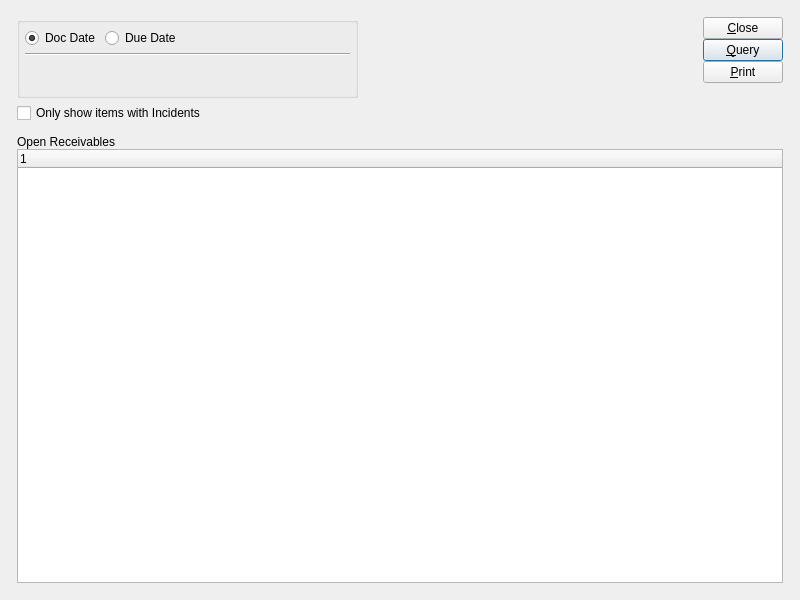
Before: the Qt Designer form xtuple/trunk/guiclient/dspAROpenItems.ui in WooodHead/xtuple, drawn with Qt 5.
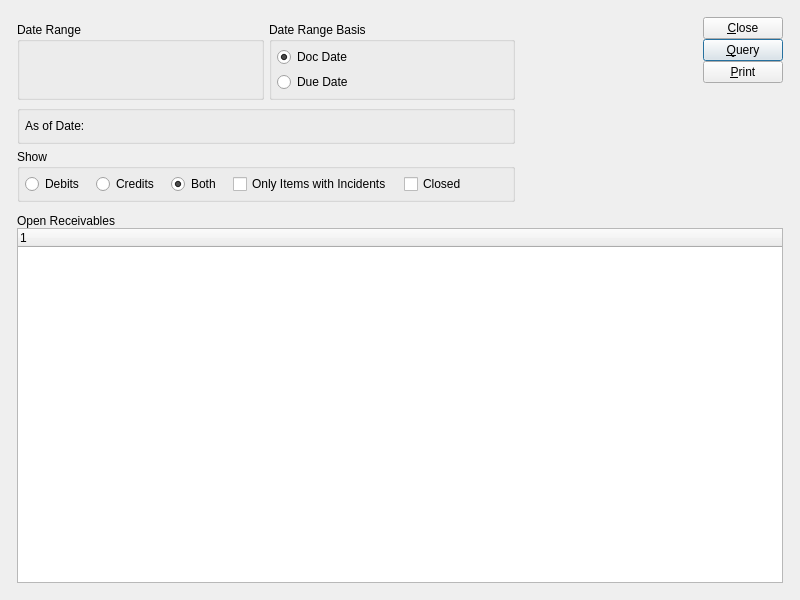
After: the same form once the commit is applied. Custom widgets are drawn as their Qt base class.

Commit message: issue #8339: Consolidate Open Receivables window and report so that there is only one version that can be used in multiple places. (I.e. remove dspAROpenItemsByCustomer).

Diff of the .ui file:
```diff
--- a/xtuple/trunk/guiclient/dspAROpenItems.ui
+++ b/xtuple/trunk/guiclient/dspAROpenItems.ui
@@ -19,9 +19,9 @@
   <property name="windowTitle" >
    <string>Open Receivables</string>
   </property>
-  <layout class="QGridLayout" name="gridLayout_4" >
+  <layout class="QGridLayout" name="gridLayout_7" >
    <item row="0" column="0" >
-    <layout class="QGridLayout" name="gridLayout_3" >
+    <layout class="QGridLayout" name="gridLayout_5" >
      <property name="margin" >
       <number>12</number>
      </property>
@@ -29,21 +29,115 @@
       <number>12</number>
      </property>
      <item row="0" column="0" >
-      <layout class="QHBoxLayout" name="horizontalLayout_2" >
+      <layout class="QHBoxLayout" name="horizontalLayout" >
        <item>
-        <layout class="QGridLayout" name="gridLayout" >
-         <item row="0" column="0" >
+        <layout class="QGridLayout" name="gridLayout_4" >
+         <item row="0" column="0" colspan="2" >
+          <widget class="CustomerSelector" name="_customerSelector" />
+         </item>
+         <item row="1" column="0" >
           <widget class="QGroupBox" name="_dateGroup" >
            <property name="title" >
+            <string>Date Range</string>
+           </property>
+           <layout class="QGridLayout" name="gridLayout" >
+            <item row="0" column="0" >
+             <widget class="DateCluster" name="_dates" >
+              <property name="focusPolicy" >
+               <enum>Qt::StrongFocus</enum>
+              </property>
+             </widget>
+            </item>
+           </layout>
+          </widget>
+         </item>
+         <item row="1" column="1" >
+          <widget class="QGroupBox" name="groupBox" >
+           <property name="title" >
+            <string>Date Range Basis</string>
+           </property>
+           <layout class="QVBoxLayout" name="verticalLayout" >
+            <item>
+             <widget class="QRadioButton" name="_docDate" >
+              <property name="text" >
+               <string>Doc Date</string>
+              </property>
+              <property name="checked" >
+               <bool>true</bool>
+              </property>
+             </widget>
+            </item>
+            <item>
+             <widget class="QRadioButton" name="_dueDate" >
+              <property name="text" >
+               <string>Due Date</string>
+              </property>
+             </widget>
+            </item>
+           </layout>
+          </widget>
+         </item>
+         <item row="2" column="0" colspan="2" >
+          <widget class="QGroupBox" name="_asofGroup" >
+           <property name="title" >
             <string/>
            </property>
-           <layout class="QGridLayout" name="gridLayout_2" >
+           <layout class="QGridLayout" name="gridLayout_3" >
             <item row="0" column="0" >
-             <layout class="QHBoxLayout" name="horizontalLayout" >
+             <widget class="QLabel" name="_asOfLit" >
+              <property name="text" >
+               <string>As of Date:</string>
+              </property>
+             </widget>
+            </item>
+            <item row="0" column="1" >
+             <widget class="DLineEdit" name="_asOf" />
+            </item>
+            <item row="0" column="2" >
+             <spacer name="horizontalSpacer" >
+              <property name="orientation" >
+               <enum>Qt::Horizontal</enum>
+              </property>
+              <property name="sizeHint" stdset="0" >
+               <size>
+                <width>270</width>
+                <height>20</height>
+               </size>
+              </property>
+             </spacer>
+            </item>
+           </layout>
+          </widget>
+         </item>
+         <item row="3" column="0" colspan="2" >
+          <widget class="QGroupBox" name="_showGroup" >
+           <property name="title" >
+            <string>Show</string>
+           </property>
+           <layout class="QGridLayout" name="gridLayout_6" >
+            <item row="0" column="0" >
+             <layout class="QHBoxLayout" name="horizontalLayout_3" >
+              <property name="spacing" >
+               <number>12</number>
+              </property>
               <item>
-               <widget class="QRadioButton" name="_docDate" >
+               <widget class="QRadioButton" name="_debits" >
                 <property name="text" >
-                 <string>Doc Date</string>
+                 <string>Debits</string>
+                </property>
+               </widget>
+              </item>
+              <item>
+               <widget class="QRadioButton" name="_credits" >
+                <property name="text" >
+                 <string>Credits</string>
+                </property>
+               </widget>
+              </item>
+              <item>
+               <widget class="QRadioButton" name="_both" >
+                <property name="text" >
+                 <string>Both</string>
                 </property>
                 <property name="checked" >
                  <bool>true</bool>
@@ -51,14 +145,24 @@
                </widget>
               </item>
               <item>
-               <widget class="QRadioButton" name="_dueDate" >
+               <widget class="XCheckBox" name="_incidentsOnly" >
                 <property name="text" >
-                 <string>Due Date</string>
+                 <string>Only Items with Incidents</string>
                 </property>
                </widget>
               </item>
               <item>
-               <spacer name="horizontalSpacer" >
+               <widget class="XCheckBox" name="_closed" >
+                <property name="text" >
+                 <string>Closed</string>
+                </property>
+                <property name="forgetful" >
+                 <bool>true</bool>
+                </property>
+               </widget>
+              </item>
+              <item>
+               <spacer name="horizontalSpacer_3" >
                 <property name="orientation" >
                  <enum>Qt::Horizontal</enum>
                 </property>
@@ -72,30 +176,9 @@
               </item>
              </layout>
             </item>
-            <item row="1" column="0" >
-             <widget class="Line" name="line" >
-              <property name="orientation" >
-               <enum>Qt::Horizontal</enum>
-              </property>
-             </widget>
-            </item>
-            <item row="2" column="0" >
-             <widget class="DateCluster" name="_dates" >
-              <property name="focusPolicy" >
-               <enum>Qt::StrongFocus</enum>
-              </property>
-             </widget>
-            </item>
            </layout>
           </widget>
          </item>
-         <item row="1" column="0" >
-          <widget class="XCheckBox" name="_incidentsOnly" >
-           <property name="text" >
-            <string>Only show items with Incidents</string>
-           </property>
-          </widget>
-         </item>
         </layout>
        </item>
        <item>
@@ -108,8 +191,8 @@
          </property>
          <property name="sizeHint" stdset="0" >
           <size>
-           <width>98</width>
-           <height>93</height>
+           <width>38</width>
+           <height>166</height>
           </size>
          </property>
         </spacer>
@@ -219,11 +302,22 @@
  <layoutdefault spacing="5" margin="5" />
  <pixmapfunction>qPixmapFromMimeSource</pixmapfunction>
  <customwidgets>
+  <customwidget>
+   <class>CustomerSelector</class>
+   <extends>QWidget</extends>
+   <header>customerselector.h</header>
+  </customwidget>
   <customwidget>
    <class>DateCluster</class>
    <extends>QWidget</extends>
    <header>datecluster.h</header>
   </customwidget>
+  <customwidget>
+   <class>DLineEdit</class>
+   <extends>QWidget</extends>
+   <header>datecluster.h</header>
+   <container>1</container>
+  </customwidget>
   <customwidget>
    <class>XCheckBox</class>
    <extends>QCheckBox</extends>
```
Left out of the diff: 1 changed line with no effect on the pictures. The commit also changes 11 other files.
